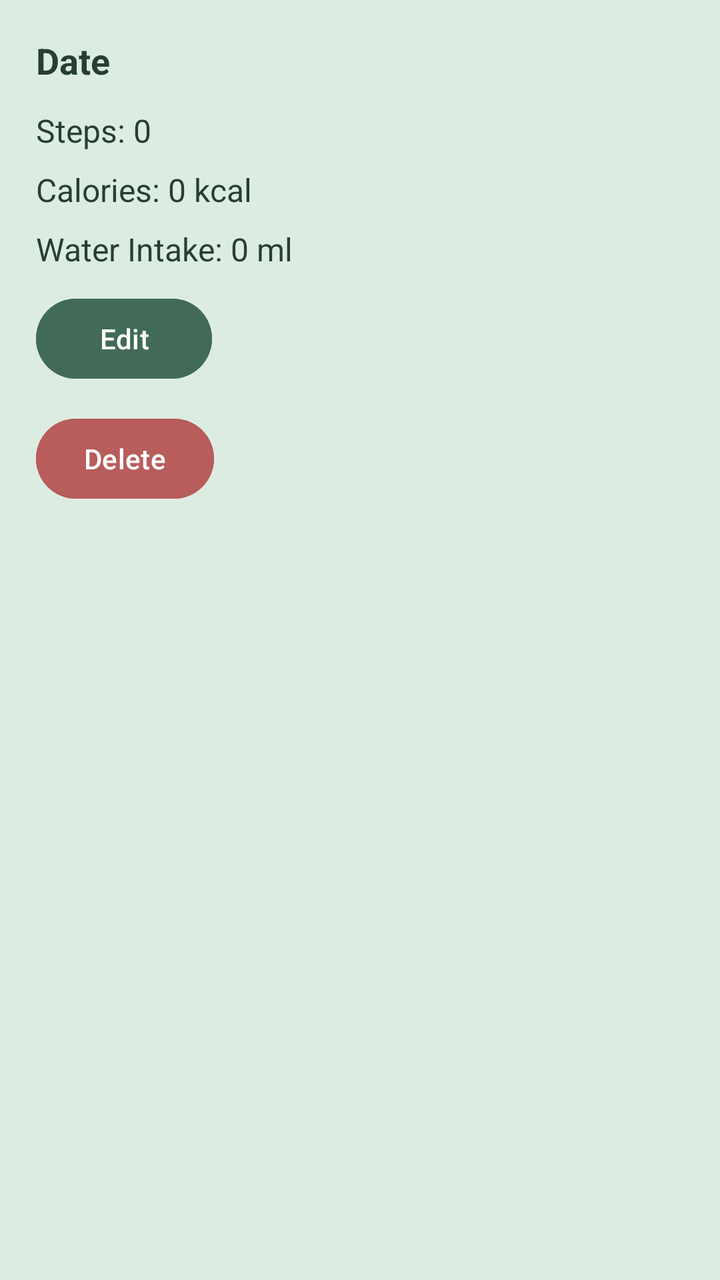
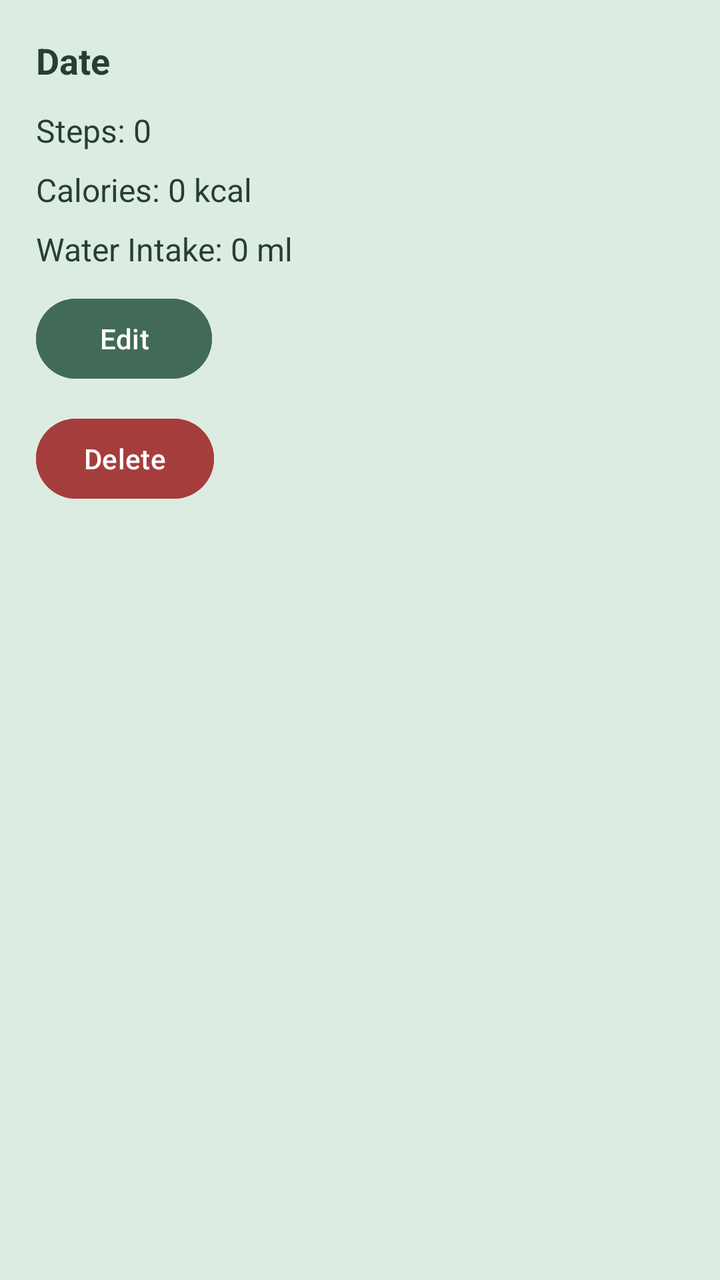

An Android layout rendered at two revisions. The XML below is the earlier revision; the diff shows what the commit changed to produce the second picture.
<!-- AndroidManifest.xml: application theme Theme.HealthMate -->
<!-- res/layout/item_health_record.xml -->
<?xml version="1.0" encoding="utf-8"?>
<LinearLayout xmlns:android="http://schemas.android.com/apk/res/android"
    android:layout_width="match_parent"
    android:layout_height="wrap_content"
    android:layout_marginBottom="12dp"
    android:orientation="vertical"
    android:background="#DDECE1"
    android:padding="18dp">

    <TextView
        android:id="@+id/tvRecordDate"
        android:layout_width="match_parent"
        android:layout_height="wrap_content"
        android:text="Date"
        android:textSize="18sp"
        android:textStyle="bold"
        android:textColor="#263F32" />

    <TextView
        android:id="@+id/tvRecordSteps"
        android:layout_width="match_parent"
        android:layout_height="wrap_content"
        android:layout_marginTop="12dp"
        android:text="Steps: 0"
        android:textSize="16sp"
        android:textColor="#263F32" />

    <TextView
        android:id="@+id/tvRecordCalories"
        android:layout_width="match_parent"
        android:layout_height="wrap_content"
        android:layout_marginTop="8dp"
        android:text="Calories: 0 kcal"
        android:textSize="16sp"
        android:textColor="#263F32" />

    <TextView
        android:id="@+id/tvRecordWater"
        android:layout_width="match_parent"
        android:layout_height="wrap_content"
        android:layout_marginTop="8dp"
        android:text="Water Intake: 0 ml"
        android:textSize="16sp"
        android:textColor="#263F32" />

    <Button
        android:id="@+id/btnEditRecord"
        android:layout_width="wrap_content"
        android:layout_height="wrap_content"
        android:text="Edit"
        android:layout_marginTop="10dp"
        android:textColor="#FFFFFF"
        android:backgroundTint="#426B57" />

    <Button
        android:id="@+id/btnDeleteRecord"
        android:layout_width="wrap_content"
        android:layout_height="wrap_content"
        android:layout_marginTop="12dp"
        android:text="Delete"
        android:textColor="#FFFFFF"
        android:backgroundTint="#B85C5C" />

</LinearLayout>
<!-- resources referenced by this layout -->
<resources>
  <style name="Theme.HealthMate" parent="Base.Theme.HealthMate" />
  <style name="Base.Theme.HealthMate" parent="Theme.Material3.DayNight.NoActionBar">
          
          
      </style>
</resources>

<!-- the commit's change to res/layout/item_health_record.xml (unified diff, before → after) -->
@@ -11,7 +11,7 @@
         android:id="@+id/tvRecordDate"
         android:layout_width="match_parent"
         android:layout_height="wrap_content"
-        android:text="Date"
+        android:text="@string/record_date_label"
         android:textSize="18sp"
         android:textStyle="bold"
         android:textColor="#263F32" />
@@ -21,7 +21,7 @@
         android:layout_width="match_parent"
         android:layout_height="wrap_content"
         android:layout_marginTop="12dp"
-        android:text="Steps: 0"
+        android:text="@string/record_steps_label"
         android:textSize="16sp"
         android:textColor="#263F32" />
 
@@ -30,7 +30,7 @@
         android:layout_width="match_parent"
         android:layout_height="wrap_content"
         android:layout_marginTop="8dp"
-        android:text="Calories: 0 kcal"
+        android:text="@string/record_calories_label"
         android:textSize="16sp"
         android:textColor="#263F32" />
 
@@ -39,7 +39,7 @@
         android:layout_width="match_parent"
         android:layout_height="wrap_content"
         android:layout_marginTop="8dp"
-        android:text="Water Intake: 0 ml"
+        android:text="@string/record_water_label"
         android:textSize="16sp"
         android:textColor="#263F32" />
 
@@ -47,7 +47,7 @@
         android:id="@+id/btnEditRecord"
         android:layout_width="wrap_content"
         android:layout_height="wrap_content"
-        android:text="Edit"
+        android:text="@string/record_edit"
         android:layout_marginTop="10dp"
         android:textColor="#FFFFFF"
         android:backgroundTint="#426B57" />
@@ -57,8 +57,8 @@
         android:layout_width="wrap_content"
         android:layout_height="wrap_content"
         android:layout_marginTop="12dp"
-        android:text="Delete"
+        android:text="@string/record_delete"
         android:textColor="#FFFFFF"
-        android:backgroundTint="#B85C5C" />
+        android:backgroundTint="#A63D3D" />
 
 </LinearLayout>
<!-- resource entries referenced after the edit -->
@@ -1,5 +1,11 @@
 <!-- resources referenced by this layout -->
 <resources>
+  <string name="record_calories_label">Calories: 0 kcal</string>
+  <string name="record_date_label">Date</string>
+  <string name="record_delete">Delete</string>
+  <string name="record_edit">Edit</string>
+  <string name="record_steps_label">Steps: 0</string>
+  <string name="record_water_label">Water Intake: 0 ml</string>
   <style name="Theme.HealthMate" parent="Base.Theme.HealthMate" />
   <style name="Base.Theme.HealthMate" parent="Theme.Material3.DayNight.NoActionBar">
           
